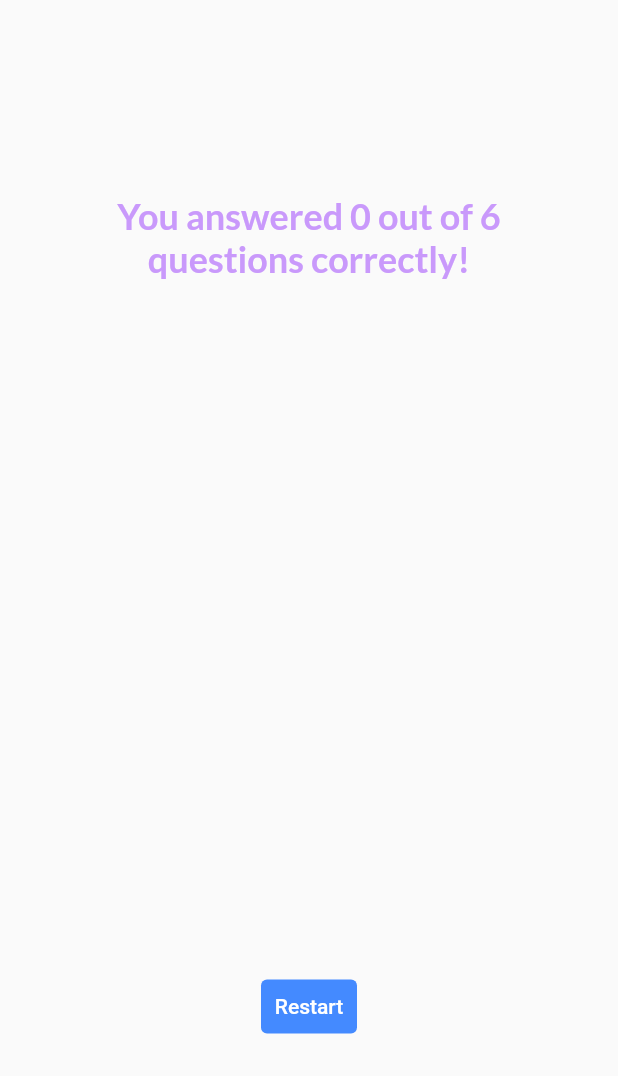
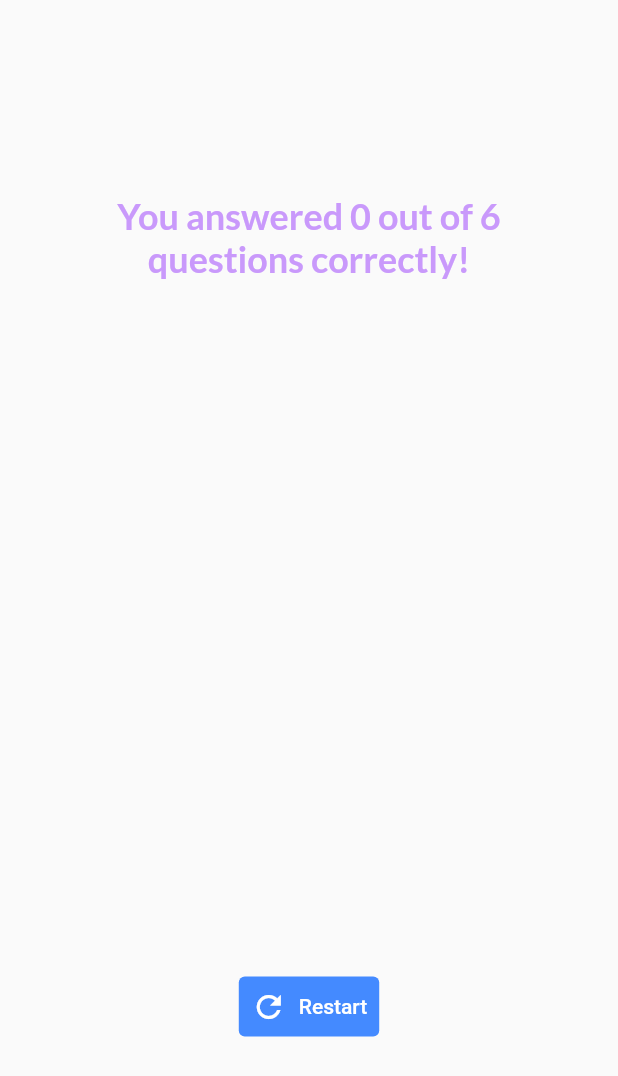
Before and after one commit to YohanLee96/TIL, a Flutter app: the ResultScreen widget shown alone on an empty page, opened directly with empty values, on a phone screen of 412 x 824 dp. Shown: the top 1076 px of the screen. Run offline on Flutter 3.47's test engine with Material 2 defaults, Android fonts, the light colour scheme and no system bars; our stand-ins replace google_fonts.

Commit message:
Flutter : 퀴즈앱 - 재시작버튼에 아이콘 추가

```diff
--- a/Flutter/udemy_complete_guide/adv_basics/lib/result_screen.dart
+++ b/Flutter/udemy_complete_guide/adv_basics/lib/result_screen.dart
@@ -46,13 +46,14 @@ class ResultScreen extends StatelessWidget {
               const SizedBox(height: 30),
               QuestionsSummary(summaryData),
               const SizedBox(height: 30),
-              TextButton(
+              TextButton.icon(
                 onPressed: onRestart,
-                child: const Text('Restart'),
                 style: TextButton.styleFrom(
                   backgroundColor: Colors.blueAccent,
                   foregroundColor: Colors.white
                 ),
+                icon: const Icon(Icons.refresh),
+                label: const Text('Restart'),
               )
             ],
           )),
```
